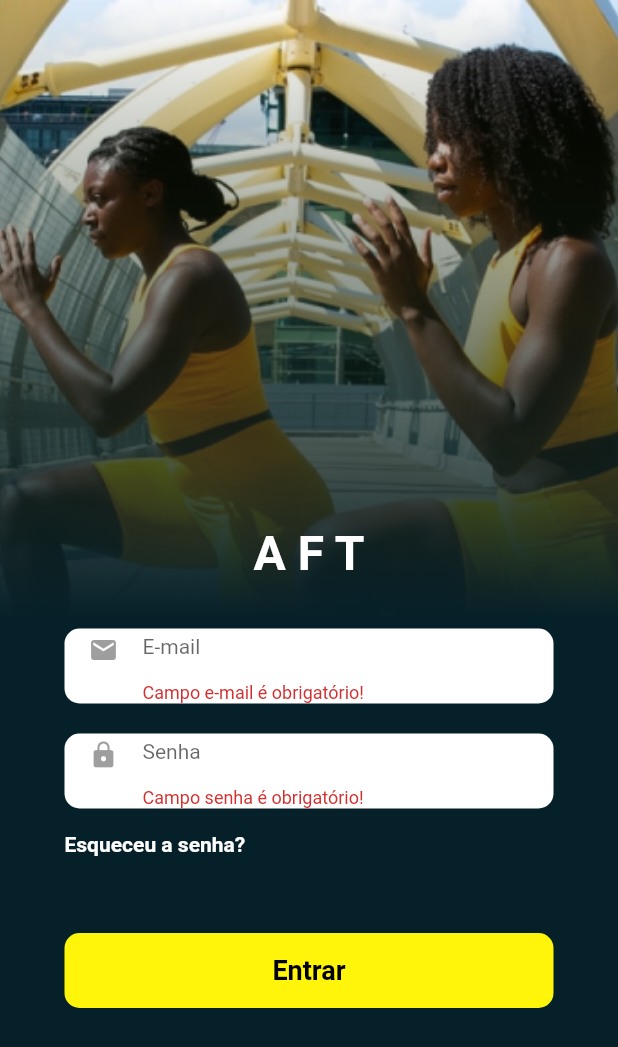
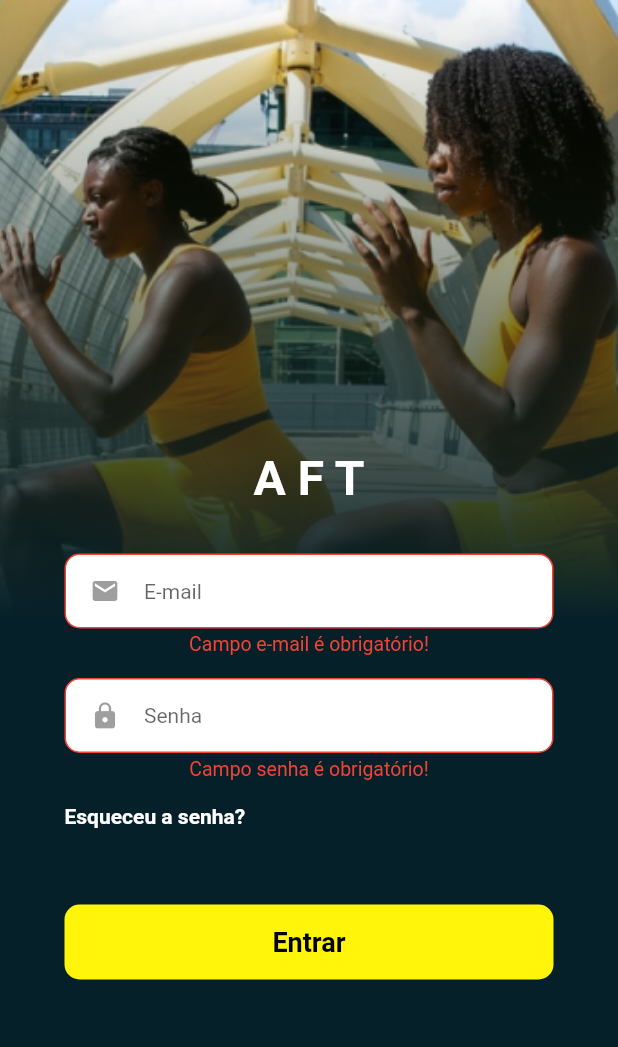
Before and after one commit to Diego-amd/apoio_forca_treino, a Flutter app: the screen it shows after launch, after a tap on "Entrar", on a phone screen of 412 x 824 dp. Shown: the top 1047 px of the screen. Run offline on Flutter 3.47's test engine with Material 2 defaults, Android fonts, the light colour scheme and no system bars; our stand-ins replace cloud_firestore, firebase_auth, firebase_core, firebase_storage, shared_preferences; accounts and stored records are empty.

Commit message:
melhorias login

```diff
--- a/lib/main.dart
+++ b/lib/main.dart
@@ -1,12 +1,10 @@
 import 'package:firebase_core/firebase_core.dart';
 import 'package:flutter/material.dart';
-import 'package:flutter/services.dart';
 
 import 'view/app.dart';
 
 void main() async {
   WidgetsFlutterBinding.ensureInitialized();
   await Firebase.initializeApp();
-  SystemChrome.setEnabledSystemUIMode(SystemUiMode.leanBack);
   runApp(App());
 }
--- a/lib/view/login.view.dart
+++ b/lib/view/login.view.dart
@@ -3,7 +3,12 @@ import 'package:flutter/material.dart';
 import 'package:cloud_firestore/cloud_firestore.dart';
 import 'package:shared_preferences/shared_preferences.dart';
 
-class LoginView extends StatelessWidget {
+class LoginView extends StatefulWidget {
+  @override
+  _LoginView createState() => _LoginView();
+}
+
+class _LoginView extends State<LoginView> {
   var formKey = GlobalKey<FormState>();
   final FirebaseAuth auth = FirebaseAuth.instance;
   final FirebaseFirestore firestore = FirebaseFirestore.instance;
@@ -13,6 +18,11 @@ class LoginView extends StatelessWidget {
   int home = 0;
   String colecao = '';
   String documento = '';
+  bool loading = false;
+  bool erro = false;
+  bool erroSenha = false;
+  String msg = "";
+  String msgSenha = "";
   // 0 = Login
   // 1 = Aluno
   // 2 = Professor
@@ -48,6 +58,9 @@ class LoginView extends StatelessWidget {
   }
 
   void save(BuildContext context) async {
+    setState(() {
+      loading = true;
+    });
     if (formKey.currentState!.validate()) {
       formKey.currentState!.save();
       var result =
@@ -166,7 +179,7 @@ class LoginView extends StatelessWidget {
                     crossAxisAlignment: CrossAxisAlignment.center,
                     children: [
                       Container(
-                        margin: EdgeInsets.only(top: 350),
+                        margin: EdgeInsets.only(top: 300),
                         child: const Text("A F T",
                             style: TextStyle(
                               color: Colors.white,
@@ -180,16 +193,21 @@ class LoginView extends StatelessWidget {
                           height: 50,
                           margin: EdgeInsets.only(top: 31),
                           padding: EdgeInsets.only(left: 16),
-                          decoration: const BoxDecoration(
+                          decoration: BoxDecoration(
                             color: Colors.white,
-                              borderRadius:
-                                  BorderRadius.all(Radius.circular(10))),
+                            borderRadius: BorderRadius.all(
+                              Radius.circular(10),
+                            ),
+                            border: erro ? Border.all(color: Colors.red) : null,
+                          ),
                           child: TextFormField(
-                            // autofocus: true,
+                            onChanged: (value) => erro = false,
                             onSaved: (value) => email = value!,
                             validator: (value) {
                               if (value!.isEmpty) {
-                                return "Campo e-mail é obrigatório!";
+                                loading = false;
+                                erro = true;
+                                msg = "Campo e-mail é obrigatório!";
                               }
                               return null;
                             },
@@ -208,21 +226,40 @@ class LoginView extends StatelessWidget {
                           ),
                         ),
                       ),
+                      erro
+                          ? Container(
+                              margin: EdgeInsets.only(top: 3, bottom: 0),
+                              child: Text(msg,
+                                  style: const TextStyle(
+                                    fontSize: 13,
+                                    color: Colors.red,
+                                  )),
+                            )
+                          : SizedBox(height: 0),
                       SizedBox(
                         child: Container(
                           width: 326,
                           height: 50,
-                          margin: EdgeInsets.only(top: 20),
+                          margin: EdgeInsets.only(top: 15),
                           padding: EdgeInsets.only(left: 16),
                           decoration: BoxDecoration(
                             color: Colors.white,
-                              borderRadius:
-                                  BorderRadius.all(Radius.circular(10))),
+                            borderRadius: BorderRadius.all(
+                              Radius.circular(10),
+                            ),
+                            border: erroSenha
+                                ? Border.all(color: Colors.red)
+                                : null,
+                          ),
                           child: TextFormField(
+                            onChanged: (value) => erroSenha = false,
                             onSaved: (value) => senha = value!,
                             validator: (value) {
                               if (value!.isEmpty) {
-                                return "Campo senha é obrigatório!";
+                                loading = false;
+                                erroSenha = true;
+                                msgSenha = "Campo senha é obrigatório!";
+                                return "";
                               }
                               return null;
                             },
@@ -242,6 +279,16 @@ class LoginView extends StatelessWidget {
                           ),
                         ),
                       ),
+                      erroSenha
+                          ? Container(
+                              margin: EdgeInsets.only(top: 3, bottom: 0),
+                              child: Text(msgSenha,
+                                  style: const TextStyle(
+                                    fontSize: 13,
+                                    color: Colors.red,
+                                  )),
+                            )
+                          : SizedBox(height: 0),
                       Container(
                         alignment: Alignment.centerLeft,
                         child: SizedBox(
@@ -256,7 +303,10 @@ class LoginView extends StatelessWidget {
                           ),
                         ),
                       ),
-                      Container(
+                      loading
+                          ? const CircularProgressIndicator(
+                              color: Color.fromARGB(255, 235, 213, 16))
+                          : Container(
                               width: 326,
                               height: 50,
                               margin: EdgeInsets.only(top: 35),
```
Lines whose indentation alone changed are shown as unchanged.
